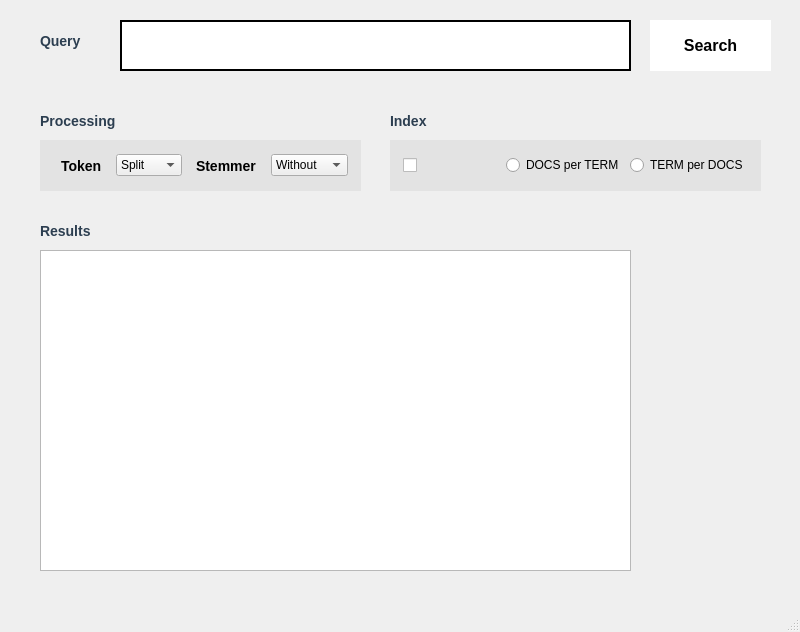
Before: the Qt Designer form TP2/interface.ui in Rac11m/TP_RI, drawn with Qt 5.
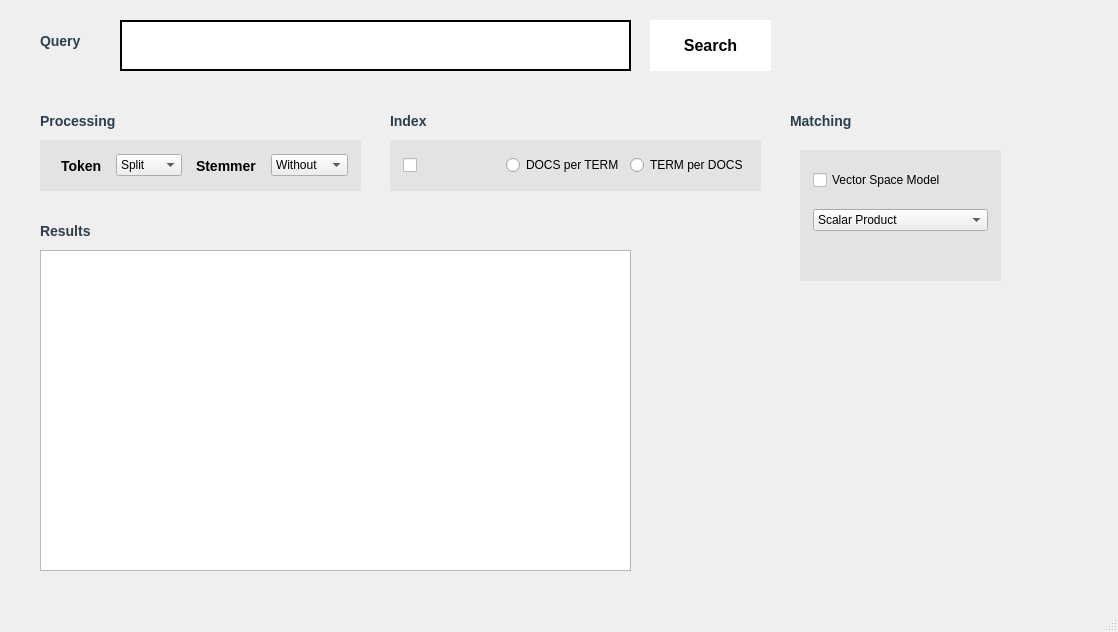
After: the same form once the commit is applied.

Diff of the .ui file:
```diff
--- a/TP2/interface.ui
+++ b/TP2/interface.ui
@@ -6,7 +6,7 @@
    <rect>
     <x>0</x>
     <y>0</y>
-    <width>800</width>
+    <width>1118</width>
     <height>632</height>
    </rect>
   </property>
@@ -387,6 +387,101 @@
      <string/>
     </property>
    </widget>
+   <widget class="QLabel" name="labelQuery_5">
+    <property name="geometry">
+     <rect>
+      <x>790</x>
+      <y>100</y>
+      <width>71</width>
+      <height>41</height>
+     </rect>
+    </property>
+    <property name="font">
+     <font>
+      <pointsize>-1</pointsize>
+      <weight>75</weight>
+      <bold>true</bold>
+      <underline>false</underline>
+      <kerning>false</kerning>
+     </font>
+    </property>
+    <property name="text">
+     <string>Matching</string>
+    </property>
+   </widget>
+   <widget class="QFrame" name="matchingFrame">
+    <property name="geometry">
+     <rect>
+      <x>800</x>
+      <y>150</y>
+      <width>201</width>
+      <height>131</height>
+     </rect>
+    </property>
+    <property name="styleSheet">
+     <string notr="true">QFrame {
+	background-color: rgb(227, 227, 227);
+	padding-left: 4px;
+	padding-right: 4px;
+}</string>
+    </property>
+    <layout class="QVBoxLayout" name="verticalLayout">
+     <property name="spacing">
+      <number>10</number>
+     </property>
+     <property name="sizeConstraint">
+      <enum>QLayout::SetDefaultConstraint</enum>
+     </property>
+     <property name="topMargin">
+      <number>20</number>
+     </property>
+     <property name="bottomMargin">
+      <number>50</number>
+     </property>
+     <item>
+      <widget class="QCheckBox" name="radio_vsm">
+       <property name="text">
+        <string>Vector Space Model</string>
+       </property>
+      </widget>
+     </item>
+     <item>
+      <spacer name="verticalSpacer">
+       <property name="orientation">
+        <enum>Qt::Vertical</enum>
+       </property>
+       <property name="sizeType">
+        <enum>QSizePolicy::Preferred</enum>
+       </property>
+       <property name="sizeHint" stdset="0">
+        <size>
+         <width>30</width>
+         <height>30</height>
+        </size>
+       </property>
+      </spacer>
+     </item>
+     <item>
+      <widget class="QComboBox" name="combo_vsm">
+       <item>
+        <property name="text">
+         <string>Scalar Product</string>
+        </property>
+       </item>
+       <item>
+        <property name="text">
+         <string>Cosine Measure</string>
+        </property>
+       </item>
+       <item>
+        <property name="text">
+         <string>Jaccard Measure</string>
+        </property>
+       </item>
+      </widget>
+     </item>
+    </layout>
+   </widget>
   </widget>
   <widget class="QStatusBar" name="statusbar"/>
  </widget>
```
Left out of the diff: 4 changed lines with no effect on the pictures.
